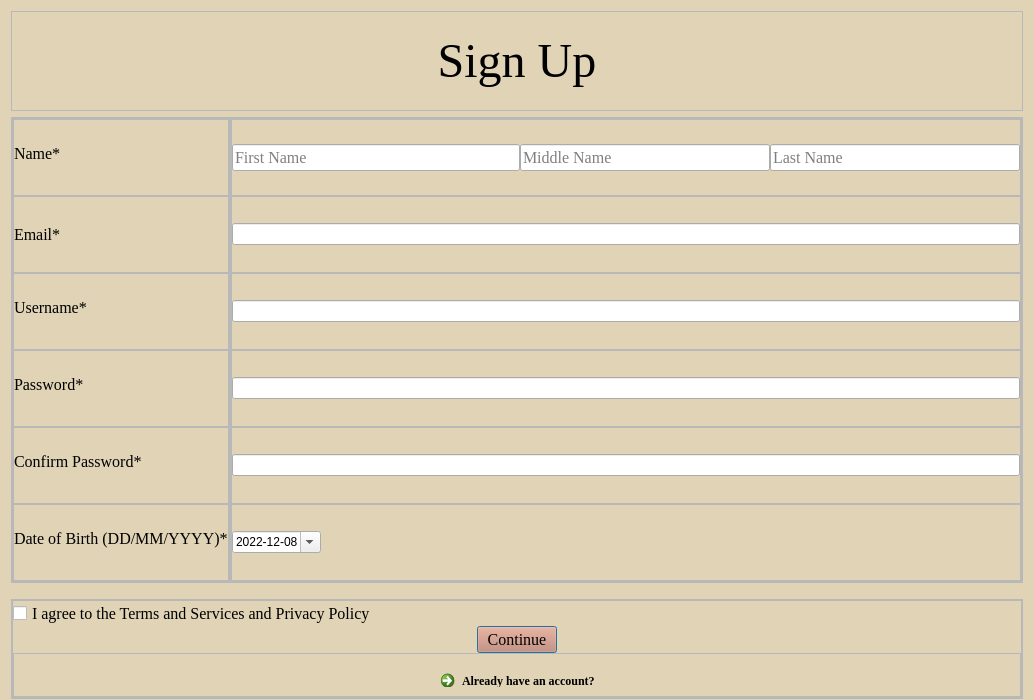
First picture: the form in signup.ui, repository skidgefries/rightmeal, before the edit.
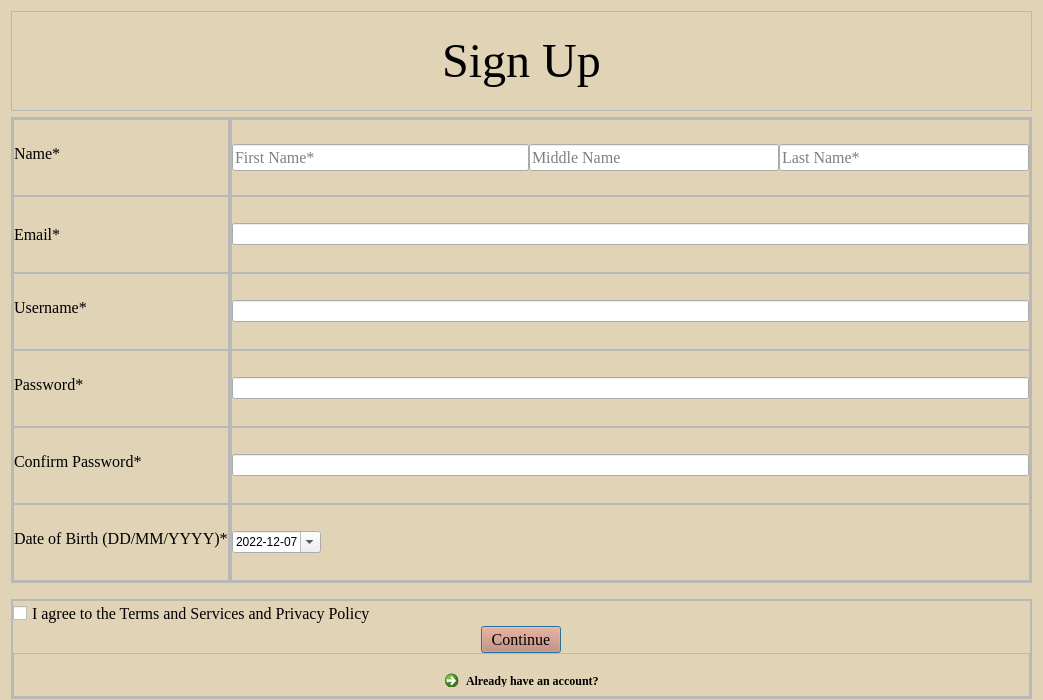
Second picture: the form after the edit.

```diff
--- a/signup.ui
+++ b/signup.ui
@@ -6,7 +6,7 @@
    <rect>
     <x>0</x>
     <y>0</y>
-    <width>1034</width>
+    <width>1043</width>
     <height>700</height>
    </rect>
   </property>
@@ -500,7 +500,7 @@
                <string/>
               </property>
               <property name="placeholderText">
-               <string>First Name</string>
+               <string>First Name*</string>
               </property>
              </widget>
             </item>
@@ -554,7 +554,7 @@
                </font>
               </property>
               <property name="placeholderText">
-               <string>Last Name</string>
+               <string>Last Name*</string>
               </property>
              </widget>
             </item>
@@ -728,7 +728,7 @@
                 <second>0</second>
                 <year>2022</year>
                 <month>12</month>
-                <day>8</day>
+                <day>7</day>
                </datetime>
               </property>
               <property name="displayFormat">
```
